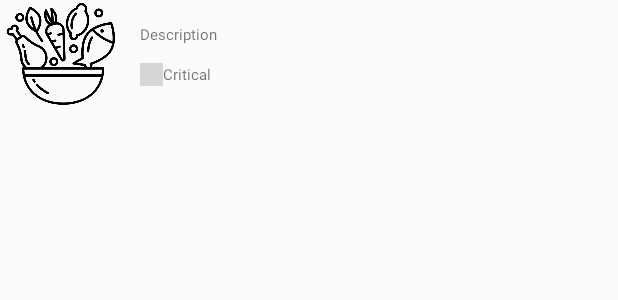
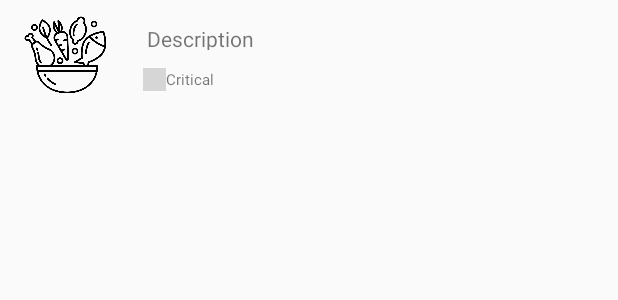
Before and after one commit to DelinChen/Restaurants-Health-Inspector, an Android app: the layout listview_violations.xml on its own in the app's theme, with its tools: preview values and no code run, on a phone screen of 412 x 824 dp. Shown: the top 300 px of the screen. Run offline under Robolectric (Android 15) with nearby library versions, the phone set to English and light mode, and no system bars; grey boxes are pictures that could not be loaded.

Commit message:
Make violation description in one line and elliptical

```diff
--- a/app/src/main/res/layout/listview_violations.xml
+++ b/app/src/main/res/layout/listview_violations.xml
@@ -7,21 +7,26 @@
 
     <ImageView
         android:id="@+id/imgCategory"
-        android:layout_width="73dp"
-        android:layout_height="72dp"
-        android:layout_marginStart="4dp"
+        android:layout_width="55dp"
+        android:layout_height="57dp"
+        android:layout_marginStart="16dp"
+        android:layout_marginTop="8dp"
         app:layout_constraintStart_toStartOf="parent"
         app:layout_constraintTop_toTopOf="parent"
         app:srcCompat="@drawable/violation_food" />
 
     <TextView
         android:id="@+id/txtDescription"
-        android:layout_width="wrap_content"
-        android:layout_height="wrap_content"
+        android:layout_width="287dp"
+        android:layout_height="17dp"
         android:layout_marginStart="16dp"
         android:layout_marginTop="16dp"
+        android:layout_marginEnd="16dp"
+        android:ellipsize="end"
+        android:singleLine="true"
         android:text="Description"
-        android:textSize="10sp"
+        android:textSize="14sp"
+        app:layout_constraintEnd_toEndOf="parent"
         app:layout_constraintStart_toEndOf="@+id/imgCategory"
         app:layout_constraintTop_toTopOf="parent" />
 
@@ -29,7 +34,7 @@
         android:id="@+id/imageView3"
         android:layout_width="15dp"
         android:layout_height="15dp"
-        android:layout_marginStart="16dp"
+        android:layout_marginStart="24dp"
         android:layout_marginTop="12dp"
         app:layout_constraintStart_toEndOf="@+id/imgCategory"
         app:layout_constraintTop_toBottomOf="@+id/txtDescription"
```
